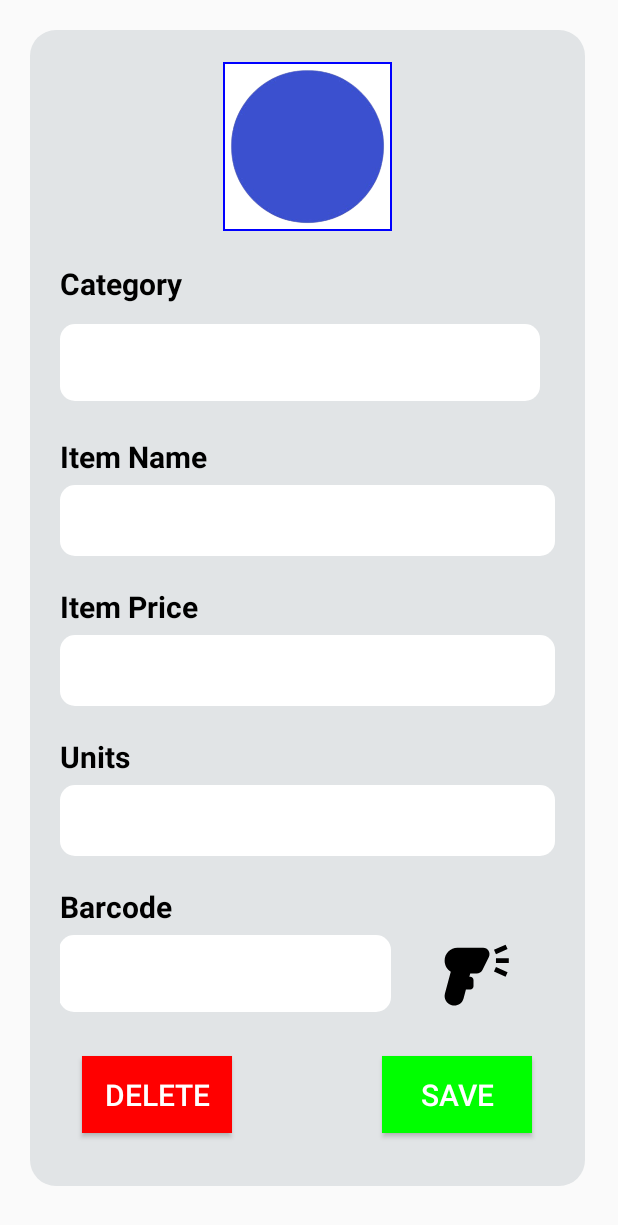
After one commit to JaphethNalami/MYSHOP, an Android app: the Item_Add screen opened directly, with no data from a screen before it, on a phone screen of 412 x 824 dp. The commit adds this screen. Shown: the top 1225 px of the screen. Run offline under Robolectric (Android 15) with nearby library versions, the phone set to English and light mode, and no system bars; libraries missing offline, so code that uses them is left out: com.journeyapps.barcodescanner.

Commit message:
Fourth commit with scan option

```diff
--- /dev/null
+++ b/app/src/main/java/com/example/myshop/CaptureAct.java
@@ -0,0 +1,5 @@
+package com.example.myshop;
+import com.journeyapps.barcodescanner.CaptureActivity;
+public class CaptureAct extends CaptureActivity{
+
+}
--- /dev/null
+++ b/app/src/main/java/com/example/myshop/Item_Add.java
@@ -0,0 +1,76 @@
+package com.example.myshop;
+
+import android.os.Bundle;
+import android.widget.Button;
+import android.widget.EditText;
+import android.widget.ImageView;
+import android.widget.TextView;
+
+import androidx.activity.EdgeToEdge;
+import androidx.activity.result.ActivityResultLauncher;
+import androidx.appcompat.app.AlertDialog;
+import androidx.appcompat.app.AppCompatActivity;
+import androidx.core.graphics.Insets;
+import androidx.core.view.ViewCompat;
+import androidx.core.view.WindowInsetsCompat;
+
+import com.journeyapps.barcodescanner.ScanContract;
+import com.journeyapps.barcodescanner.ScanOptions;
+
+public class Item_Add extends AppCompatActivity {
+
+    // views declaration
+     EditText item_name, item_price, units;
+     Button btn_add, btn_scan, btn_delete;
+     ImageView img_item,img_scan;
+     TextView barcode;
+
+
+    @Override
+    protected void onCreate(Bundle savedInstanceState) {
+        super.onCreate(savedInstanceState);
+        EdgeToEdge.enable(this);
+        setContentView(R.layout.activity_item_add);
+        ViewCompat.setOnApplyWindowInsetsListener(findViewById(R.id.main), (v, insets) -> {
+            Insets systemBars = insets.getInsets(WindowInsetsCompat.Type.systemBars());
+            v.setPadding(systemBars.left, systemBars.top, systemBars.right, systemBars.bottom);
+            return insets;
+        });
+
+        // views initialization
+        item_name = findViewById(R.id.et_item_name);
+        item_price = findViewById(R.id.et_item_price);
+        units = findViewById(R.id.et_item_quantity);
+        btn_add = findViewById(R.id.btn_add_item);
+        btn_delete = findViewById(R.id.btn_delete_item);
+        img_item = findViewById(R.id.item_card_image);
+        img_scan = findViewById(R.id.scan);
+        barcode = findViewById(R.id.item_barcode);
+
+        //scan function
+
+        img_scan.setOnClickListener(v -> {
+            scanCode();
+        });
+
+    }
+    // scanning function
+    private void scanCode() {
+        ScanOptions options = new ScanOptions();
+        options.setPrompt("Volume up to flash on");
+        options.setBeepEnabled(true);
+        options.setOrientationLocked(true);
+        options.setCaptureActivity(CaptureAct.class);
+        barLauncher.launch(options);
+    }
+    // launching camera activity
+    ActivityResultLauncher<ScanOptions> barLauncher = registerForActivityResult(new ScanContract(), result -> {
+        if (result != null) {
+            // handle result
+            AlertDialog.Builder builder = new AlertDialog.Builder(Item_Add.this);
+
+            //set the code to textview barcode
+            barcode.setText(result.getContents());
+            }
+    });
+}
--- a/app/src/main/java/com/example/myshop/Shop_details.java
+++ b/app/src/main/java/com/example/myshop/Shop_details.java
@@ -1,7 +1,9 @@
 package com.example.myshop;
 
+import android.content.Intent;
 import android.os.Bundle;
 import android.widget.ArrayAdapter;
+import android.widget.Button;
 import android.widget.Spinner;
 
 import androidx.activity.EdgeToEdge;
@@ -11,6 +13,7 @@ import androidx.core.view.ViewCompat;
 import androidx.core.view.WindowInsetsCompat;
 
 public class Shop_details extends AppCompatActivity {
+    Button finish;
 
     @Override
     protected void onCreate(Bundle savedInstanceState) {
@@ -20,7 +23,8 @@ public class Shop_details extends AppCompatActivity {
         ViewCompat.setOnApplyWindowInsetsListener(findViewById(R.id.main), (v, insets) -> {
             Insets systemBars = insets.getInsets(WindowInsetsCompat.Type.systemBars());
             v.setPadding(systemBars.left, systemBars.top, systemBars.right, systemBars.bottom);
-            return insets;});
+            return insets;
+        });
 
         // spinner
         Spinner spinner = (Spinner) findViewById(R.id.txtBusiness_type);
@@ -34,5 +38,15 @@ public class Shop_details extends AppCompatActivity {
         adapter.setDropDownViewResource(android.R.layout.simple_spinner_dropdown_item);
 // Apply the adapter to the spinner.
         spinner.setAdapter(adapter);
+
+        // binding views
+        finish = findViewById(R.id.btnFinish);
+
+        //click event for button finish
+        finish.setOnClickListener(view -> {
+            // move to shop details activity
+            startActivity(new Intent(Shop_details.this, Item_Add.class));
+
+        });
     }
 }
--- a/app/src/main/java/com/example/myshop/Sign_up.java
+++ b/app/src/main/java/com/example/myshop/Sign_up.java
@@ -1,16 +1,35 @@
 package com.example.myshop;
 
+import static android.content.ContentValues.TAG;
+
+import android.app.ProgressDialog;
 import android.content.Intent;
 import android.os.Bundle;
+import android.util.Log;
 import android.widget.Button;
+import android.widget.EditText;
 import android.widget.ImageView;
 import android.widget.TextView;
+import android.widget.Toast;
 
 import androidx.activity.EdgeToEdge;
+import androidx.annotation.NonNull;
 import androidx.appcompat.app.AppCompatActivity;
 import androidx.core.graphics.Insets;
 import androidx.core.view.ViewCompat;
 import androidx.core.view.WindowInsetsCompat;
+
+import com.google.android.gms.tasks.OnFailureListener;
+import com.google.android.gms.tasks.OnSuccessListener;
+import com.google.firebase.auth.FirebaseAuth;
+import com.google.firebase.auth.FirebaseUser;
+import com.google.firebase.firestore.DocumentReference;
+import com.google.firebase.firestore.FirebaseFirestore;
+
+import java.util.HashMap;
+import java.util.Map;
+import java.util.Objects;
+
 
 public class Sign_up extends AppCompatActivity {
 
@@ -18,22 +37,68 @@ public class Sign_up extends AppCompatActivity {
     Button  sign_up;
     ImageView google;
     TextView  sign_in;
+    EditText username,phone, email,password;
+
 
     @Override
     protected void onCreate(Bundle savedInstanceState) {
         super.onCreate(savedInstanceState);
         setContentView(R.layout.activity_sign_up);
+         FirebaseAuth mAuth = FirebaseAuth.getInstance();
 
         //initialize
         sign_up = findViewById(R.id.btnSignUp);
         google = findViewById(R.id.imgGoogle);
         sign_in = findViewById(R.id.txtSignIn);
+        username = findViewById(R.id.username);
+        phone = findViewById(R.id.phone);
+        email = findViewById(R.id.email);
+        password = findViewById(R.id.password);
+
+
 
         //setOnClickListener
         sign_up.setOnClickListener(view -> {
-            // move to shop details activity
-            startActivity(new Intent(Sign_up.this, Shop_details.class));
+
+            // get values from views
+            String name = username.getText().toString();
+            String phone_number = phone.getText().toString();
+            String mail = email.getText().toString();
+            String pass = password.getText().toString();
+
+            //  validate the inputs
+            if (name.isEmpty()) {
+                username.setError("Name is required");
+                username.requestFocus();
+                return;
+            }
+            if (phone_number.isEmpty()) {
+                phone.setError("Phone number is required");
+                phone.requestFocus();
+                return;
+            }
+            if (mail.isEmpty()) {
+                email.setError("Email is required");
+                email.requestFocus();
+                return;
+            }
+            if (pass.isEmpty()) {
+                password.setError("Password is required");
+                password.requestFocus();
+                return;
+            }
+
+            else {
+                //move shop details activity
+                startActivity(new Intent(Sign_up.this, Shop_details.class));
+
+            }
         });
+
+
+
+
+        //google authentication
         google.setOnClickListener(view -> {
             // move to shop details activity
             startActivity(new Intent(Sign_up.this, Shop_details.class));
@@ -43,6 +108,5 @@ public class Sign_up extends AppCompatActivity {
             startActivity(new Intent(Sign_up.this, Login.class));
         });
 
-
     }
 }
--- /dev/null
+++ b/app/src/main/res/drawable/barcode_scanner.xml
@@ -0,0 +1,10 @@
+<vector xmlns:android="http://schemas.android.com/apk/res/android"
+    android:height="24dp"
+    android:tint="@color/black"
+    android:viewportHeight="24"
+    android:viewportWidth="24"
+    android:width="24dp">
+
+    <path android:fillColor="@android:color/white" android:pathData="M23,8.75h-4v-1.5h4V8.75zM22.62,4.37L22,3l-3.62,1.63L19,6L22.62,4.37zM19,10l-0.62,1.37L22,13l0.62,-1.37L19,10zM11,13c0.55,0 1,0.45 1,1v2c0,0.55 -0.45,1 -1,1H9.64L8.9,19.78C8.54,21.12 7.33,22 6,22c-0.26,0 -0.52,-0.03 -0.78,-0.1c-1.6,-0.43 -2.55,-2.07 -2.12,-3.67l1.82,-6.8C3.77,10.72 3,9.45 3,8c0,-2.21 1.79,-4 4,-4h8c1.49,0 2.45,1.56 1.79,2.89l-2,4C14.45,11.57 13.75,12 13,12h-2.02l-0.27,1H11z"/>
+
+</vector>
--- /dev/null
+++ b/app/src/main/res/drawable/textview_design.xml
@@ -0,0 +1,5 @@
+<?xml version="1.0" encoding="utf-8"?>
+<shape xmlns:android="http://schemas.android.com/apk/res/android">
+    <solid android:color="#FFFFFF" /> <!-- Use your desired shade of blue -->
+    <corners android:radius="10dp" /> <!-- Adjust the radius to change corner roundness -->
+</shape>
--- /dev/null
+++ b/app/src/main/res/layout/activity_item_add.xml
@@ -0,0 +1,204 @@
+<?xml version="1.0" encoding="utf-8"?>
+<LinearLayout xmlns:android="http://schemas.android.com/apk/res/android"
+    xmlns:app="http://schemas.android.com/apk/res-auto"
+    xmlns:tools="http://schemas.android.com/tools"
+    android:id="@+id/main"
+    android:layout_width="match_parent"
+    android:layout_height="match_parent"
+    android:orientation="vertical"
+    tools:context=".Item_Add">
+
+
+    <LinearLayout
+        android:layout_width="370dp"
+        android:layout_height="wrap_content"
+        android:layout_marginStart="20dp"
+        android:layout_marginTop="20dp"
+        android:layout_marginEnd="20dp"
+        android:padding="20dp"
+        android:background="@drawable/edittext_design"
+        android:gravity="center"
+        android:orientation="vertical">
+
+        <com.google.android.material.imageview.ShapeableImageView
+            android:id="@+id/item_card_image"
+            android:layout_width="115dp"
+            android:layout_height="115dp"
+            android:background="@color/white"
+            android:padding="2dp"
+            android:src="@drawable/blue_circle"
+            app:strokeColor="@color/blue"
+            app:strokeWidth="1dp" />
+
+        <TextView
+            android:layout_width="match_parent"
+            android:layout_height="wrap_content"
+            android:layout_marginTop="20dp"
+            android:layout_marginBottom="1dp"
+            android:text="Category"
+            android:textStyle="bold"
+            android:textColor="@color/black"
+            android:textSize="20sp"
+             />
+
+        <LinearLayout
+            android:layout_width="match_parent"
+            android:layout_height="wrap_content"
+            android:layout_marginTop="0dp"
+            android:gravity="center"
+            android:orientation="horizontal">
+
+            <Spinner
+                android:layout_width="match_parent"
+                android:layout_height="51dp"
+                android:layout_marginTop="10dp"
+                android:layout_marginBottom="5dp"
+                android:layout_marginEnd="10dp"
+                android:textColor="@color/black"
+                android:background="@drawable/textview_design"
+                android:padding="10dp"
+                android:textSize="20sp" />
+
+        </LinearLayout>
+
+        <TextView
+            android:layout_width="match_parent"
+            android:layout_height="wrap_content"
+            android:layout_marginTop="20dp"
+            android:layout_marginBottom="5dp"
+            android:text="Item Name"
+            android:textStyle="bold"
+            android:textColor="@color/black"
+            android:textSize="20sp" />
+
+        <EditText
+            android:id="@+id/et_item_name"
+            android:layout_width="match_parent"
+            android:layout_height="wrap_content"
+            android:background="@drawable/textview_design"
+            android:inputType="text"
+            android:textColor="@color/black"
+            android:padding="10dp"
+            android:textSize="20sp" />
+
+        <TextView
+            android:layout_width="match_parent"
+            android:layout_height="wrap_content"
+            android:layout_marginTop="20dp"
+            android:layout_marginBottom="5dp"
+            android:text="Item Price"
+            android:textStyle="bold"
+            android:textColor="@color/black"
+            android:textSize="20sp" />
+
+
+        <EditText
+            android:id="@+id/et_item_price"
+            android:layout_width="match_parent"
+            android:layout_height="wrap_content"
+            android:inputType="numberDecimal"
+            android:background="@drawable/textview_design"
+            android:padding="10dp"
+            android:textColor="@color/black"
+            android:textSize="20sp" />
+
+        <TextView
+            android:layout_width="match_parent"
+            android:layout_height="wrap_content"
+            android:layout_marginTop="20dp"
+            android:layout_marginBottom="5dp"
+            android:text="Units"
+            android:textStyle="bold"
+            android:textColor="@color/black"
+            android:textSize="20sp" />
+
+        <EditText
+            android:id="@+id/et_item_quantity"
+            android:layout_width="match_parent"
+            android:layout_height="wrap_content"
+            android:background="@drawable/textview_design"
+            android:inputType="number"
+            android:padding="10dp"
+            android:textColor="@color/black"
+            android:textSize="20sp" />
+
+        <TextView
+            android:layout_width="match_parent"
+            android:layout_height="wrap_content"
+            android:layout_marginTop="20dp"
+            android:layout_marginBottom="1dp"
+            android:text="Barcode"
+            android:textStyle="bold"
+            android:textColor="@color/black"
+            android:textSize="20sp" />
+
+        <LinearLayout
+            android:layout_width="match_parent"
+            android:layout_height="wrap_content"
+            android:layout_marginTop="1dp"
+            android:layout_marginBottom="5dp"
+            android:gravity="center"
+            android:orientation="horizontal">
+
+            <TextView
+                android:id="@+id/item_barcode"
+                android:layout_width="221dp"
+                android:layout_height="51dp"
+                android:layout_marginTop="5dp"
+                android:layout_marginStart="10dp"
+                android:layout_marginEnd="10dp"
+                android:layout_marginBottom="10dp"
+                android:textColor="@color/black"
+                android:background="@drawable/textview_design"
+                android:padding="10dp"
+                android:textSize="20sp" />
+
+            <ImageView
+                android:id="@+id/scan"
+                android:layout_width="90dp"
+                android:layout_height="51dp"
+                android:layout_marginTop="5dp"
+                android:layout_marginBottom="10dp"
+                android:layout_marginEnd="20dp"
+                android:src="@drawable/barcode_scanner" />
+
+        </LinearLayout>
+
+        <LinearLayout
+            android:layout_width="match_parent"
+            android:layout_height="wrap_content"
+            android:layout_marginTop="1dp"
+            android:layout_marginBottom="5dp"
+            android:gravity="center"
+            android:orientation="horizontal">
+
+            <Button
+                android:id="@+id/btn_delete_item"
+                android:layout_width="100dp"
+                android:layout_height="51dp"
+                android:layout_marginTop="10dp"
+                android:layout_marginBottom="10dp"
+                android:layout_marginEnd="100dp"
+                android:background="@color/red"
+                android:text="DELETE"
+                android:textColor="@color/white"
+                android:textSize="20sp" />
+
+            <Button
+                android:id="@+id/btn_add_item"
+                android:layout_width="100dp"
+                android:layout_height="51dp"
+                android:layout_marginTop="10dp"
+                android:layout_marginBottom="10dp"
+                android:background="@color/green"
+                android:text="SAVE"
+                android:textColor="@color/white"
+                android:textSize="20sp" />
+
+        </LinearLayout>
+
+    </LinearLayout>
+
+
+
+</LinearLayout>
--- a/app/src/main/res/layout/activity_sign_up.xml
+++ b/app/src/main/res/layout/activity_sign_up.xml
@@ -52,6 +52,7 @@
         android:drawableLeft="@drawable/user" />
 
     <EditText
+        android:id="@+id/phone"
         android:layout_width="match_parent"
         android:layout_height="51dp"
         android:layout_marginStart="20dp"
```
Also changed, not shown: app/build.gradle.kts (+9 -0 lines), app/src/main/AndroidManifest.xml (+19 -0 lines), build.gradle.kts (+6 -1 lines), app/src/main/res/drawable/blue_circle.png (added), gradle/wrapper/gradle-wrapper.properties. Lines whose indentation alone changed are shown as unchanged.
